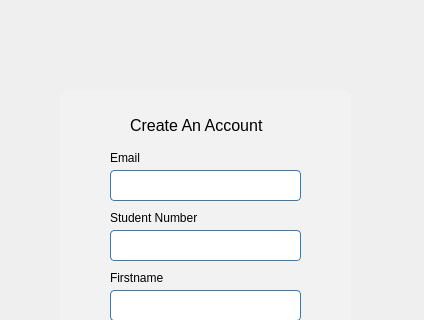
The window that signup.ui (leothii/ASES) describes before a commit, drawn with Qt 5; both pictures show x 0 to 424 and y 0 to 320 of the 424 by 800 pixel window.
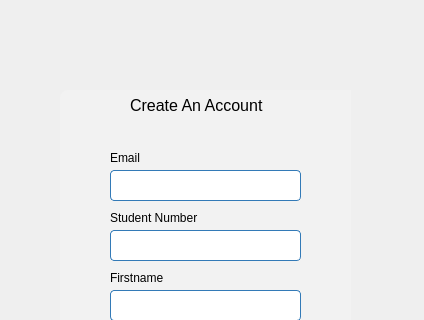
The same window after the commit.

```diff
--- a/signup.ui
+++ b/signup.ui
@@ -105,28 +105,6 @@
 </string>
     </property>
    </widget>
-   <widget class="QLabel" name="label_9">
-    <property name="geometry">
-     <rect>
-      <x>130</x>
-      <y>110</y>
-      <width>231</width>
-      <height>31</height>
-     </rect>
-    </property>
-    <property name="font">
-     <font>
-      <pointsize>12</pointsize>
-      <bold>false</bold>
-     </font>
-    </property>
-    <property name="styleSheet">
-     <string notr="true">color: rgb(0, 0, 0);</string>
-    </property>
-    <property name="text">
-     <string>Create An Account</string>
-    </property>
-   </widget>
    <widget class="QLabel" name="label_5">
     <property name="geometry">
      <rect>
@@ -324,6 +302,54 @@
 </string>
      </property>
     </widget>
+    <widget class="QLabel" name="label_9">
+     <property name="geometry">
+      <rect>
+       <x>70</x>
+       <y>0</y>
+       <width>231</width>
+       <height>31</height>
+      </rect>
+     </property>
+     <property name="font">
+      <font>
+       <pointsize>12</pointsize>
+       <bold>false</bold>
+      </font>
+     </property>
+     <property name="styleSheet">
+      <string notr="true">color: rgb(0, 0, 0);</string>
+     </property>
+     <property name="text">
+      <string>Create An Account</string>
+     </property>
+    </widget>
+    <widget class="QLabel" name="label">
+     <property name="geometry">
+      <rect>
+       <x>80</x>
+       <y>30</y>
+       <width>141</width>
+       <height>20</height>
+      </rect>
+     </property>
+     <property name="font">
+      <font>
+       <pointsize>8</pointsize>
+       <italic>true</italic>
+      </font>
+     </property>
+     <property name="styleSheet">
+      <string notr="true">color: rgb(255, 0, 0);
+</string>
+     </property>
+     <property name="text">
+      <string/>
+     </property>
+     <property name="alignment">
+      <set>Qt::AlignCenter</set>
+     </property>
+    </widget>
    </widget>
    <zorder>frame</zorder>
    <zorder>label_4</zorder>
```
Left out of the diff: 1 changed line with no effect on the pictures.
